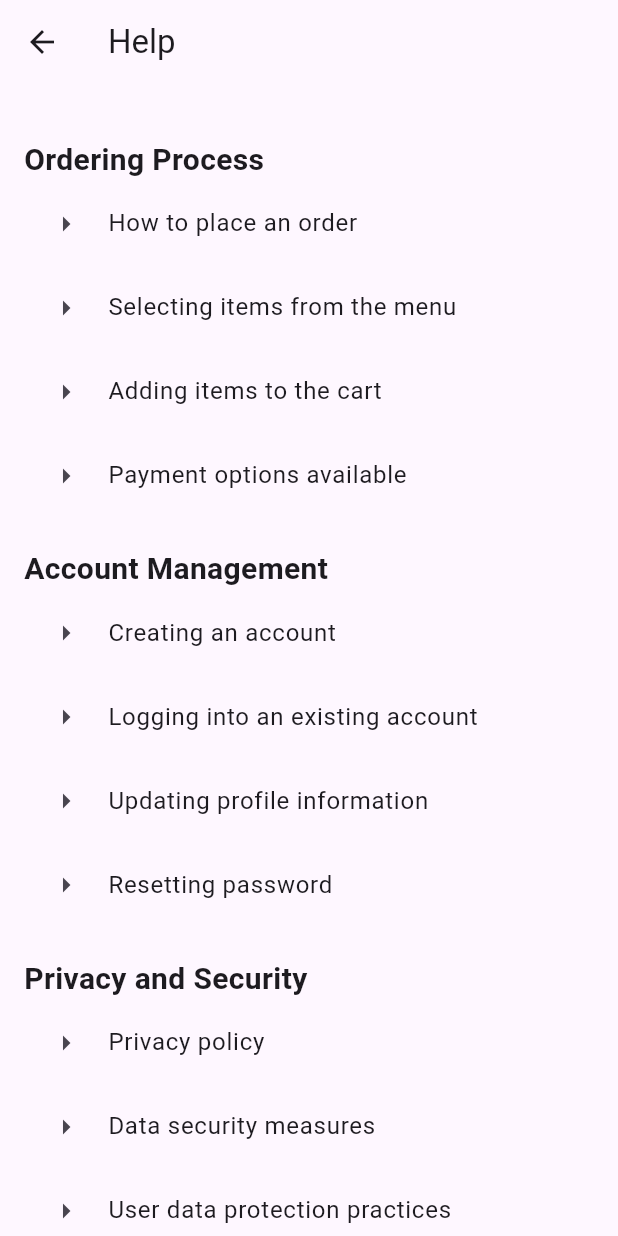
After one commit to sanu00007/MIni-Project-, a Flutter app: the ProfilePage screen opened directly, after a tap on "Help", on a phone screen of 412 x 824 dp. The commit adds this screen. Run offline on Flutter 3.47's test engine with Material 3 defaults, Android fonts, the phone set to English and light mode, and no system bars; our stand-ins replace cloud_firestore, firebase_auth, firebase_core, firebase_storage, flutter_map, google_sign_in and 3 more; missing offline and left inert: firebase_app_check, firebase_app_check_platform_interface; accounts and stored records are empty.

Commit message:
new helppage

```diff
--- /dev/null
+++ b/lib/help.dart
@@ -0,0 +1,157 @@
+import 'package:flutter/material.dart';
+
+class HelpPage extends StatelessWidget {
+  @override
+  Widget build(BuildContext context) {
+    return Scaffold(
+      appBar: AppBar(
+        title: Text('Help'),
+      ),
+      body: SingleChildScrollView(
+        padding: EdgeInsets.all(16.0),
+        child: Column(
+          crossAxisAlignment: CrossAxisAlignment.stretch,
+          children: [
+            SizedBox(height: 20.0),
+            Text(
+              'Ordering Process',
+              style: TextStyle(fontSize: 20.0, fontWeight: FontWeight.bold),
+            ),
+            ListTile(
+              leading: Icon(Icons.arrow_right),
+              title: Text('How to place an order'),
+              onTap: () {
+                // Add navigation logic or display information
+              },
+            ),
+            ListTile(
+              leading: Icon(Icons.arrow_right),
+              title: Text('Selecting items from the menu'),
+              onTap: () {
+                // Add navigation logic or display information
+              },
+            ),
+            ListTile(
+              leading: Icon(Icons.arrow_right),
+              title: Text('Adding items to the cart'),
+              onTap: () {
+                // Add navigation logic or display information
+              },
+            ),
+            ListTile(
+              leading: Icon(Icons.arrow_right),
+              title: Text('Payment options available'),
+              onTap: () {
+                // Add navigation logic or display information
+              },
+            ),
+            SizedBox(height: 20.0),
+            Text(
+              'Account Management',
+              style: TextStyle(fontSize: 20.0, fontWeight: FontWeight.bold),
+            ),
+            ListTile(
+              leading: Icon(Icons.arrow_right),
+              title: Text('Creating an account'),
+              onTap: () {
+                // Add navigation logic or display information
+              },
+            ),
+            ListTile(
+              leading: Icon(Icons.arrow_right),
+              title: Text('Logging into an existing account'),
+              onTap: () {
+                // Add navigation logic or display information
+              },
+            ),
+            ListTile(
+              leading: Icon(Icons.arrow_right),
+              title: Text('Updating profile information'),
+              onTap: () {
+                // Add navigation logic or display information
+              },
+            ),
+            ListTile(
+              leading: Icon(Icons.arrow_right),
+              title: Text('Resetting password'),
+              onTap: () {
+                // Add navigation logic or display information
+              },
+            ),
+            SizedBox(height: 20.0),
+            Text(
+              'Privacy and Security',
+              style: TextStyle(fontSize: 20.0, fontWeight: FontWeight.bold),
+            ),
+            ListTile(
+              leading: Icon(Icons.arrow_right),
+              title: Text('Privacy policy'),
+              onTap: () {
+                // Add navigation logic or display information
+              },
+            ),
+            ListTile(
+              leading: Icon(Icons.arrow_right),
+              title: Text('Data security measures'),
+              onTap: () {
+                // Add navigation logic or display information
+              },
+            ),
+            ListTile(
+              leading: Icon(Icons.arrow_right),
+              title: Text('User data protection practices'),
+              onTap: () {
+                // Add navigation logic or display information
+              },
+            ),
+            SizedBox(height: 20.0),
+            Text(
+              'App Features',
+              style: TextStyle(fontSize: 20.0, fontWeight: FontWeight.bold),
+            ),
+            ListTile(
+              leading: Icon(Icons.arrow_right),
+              title: Text('Explanation of key features of the app'),
+              onTap: () {
+                // Add navigation logic or display information
+              },
+            ),
+            ListTile(
+              leading: Icon(Icons.arrow_right),
+              title: Text('How to navigate different sections of the app'),
+              onTap: () {
+                // Add navigation logic or display information
+              },
+            ),
+            SizedBox(height: 20.0),
+            Text(
+              'Legal Information',
+              style: TextStyle(fontSize: 20.0, fontWeight: FontWeight.bold),
+            ),
+            ListTile(
+              leading: Icon(Icons.arrow_right),
+              title: Text('Terms of Service'),
+              onTap: () {
+                // Add navigation logic or display information
+              },
+            ),
+            ListTile(
+              leading: Icon(Icons.arrow_right),
+              title: Text('End User License Agreement (EULA)'),
+              onTap: () {
+                // Add navigation logic or display information
+              },
+            ),
+            ListTile(
+              leading: Icon(Icons.arrow_right),
+              title: Text('Disclaimer regarding product availability, pricing, and accuracy of information'),
+              onTap: () {
+                // Add navigation logic or display information
+              },
+            ),
+          ],
+        ),
+      ),
+    );
+  }
+}
--- a/lib/profile.dart
+++ b/lib/profile.dart
@@ -1,3 +1,4 @@
+import 'package:farefinale/help.dart';
 import 'package:farefinale/main.dart';
 import 'package:flutter/material.dart';
 import 'package:firebase_auth/firebase_auth.dart';
@@ -100,13 +101,16 @@ class _ProfilePageState extends State<ProfilePage> {
                 // Navigate to settings screen
               },
             ),
-            ListTile(
-              leading: Icon(Icons.help),
-              title: Text('Help Me'),
-              onTap: () {
-                // Navigate to help screen
-              },
-            ),
+           ListTile(
+            leading: Icon(Icons.help),
+            title: Text('Help'),
+            onTap: () {
+              // Navigate to help screen
+              Navigator.push(
+                context,
+                MaterialPageRoute(builder: (context) => HelpPage()),
+              ); },
+          ),
             ListTile(
               leading: Icon(Icons.logout),
               title: Text('Log out'),
```
